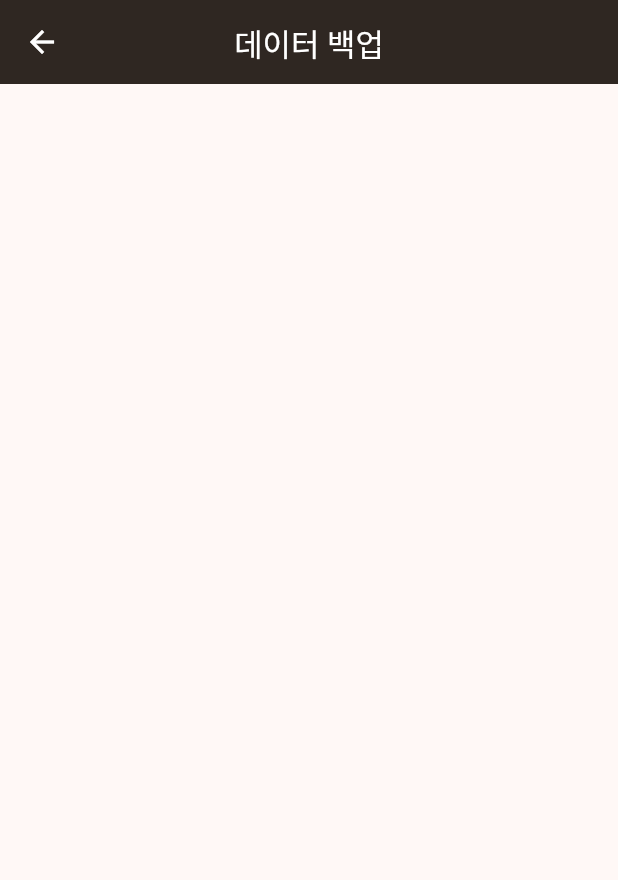
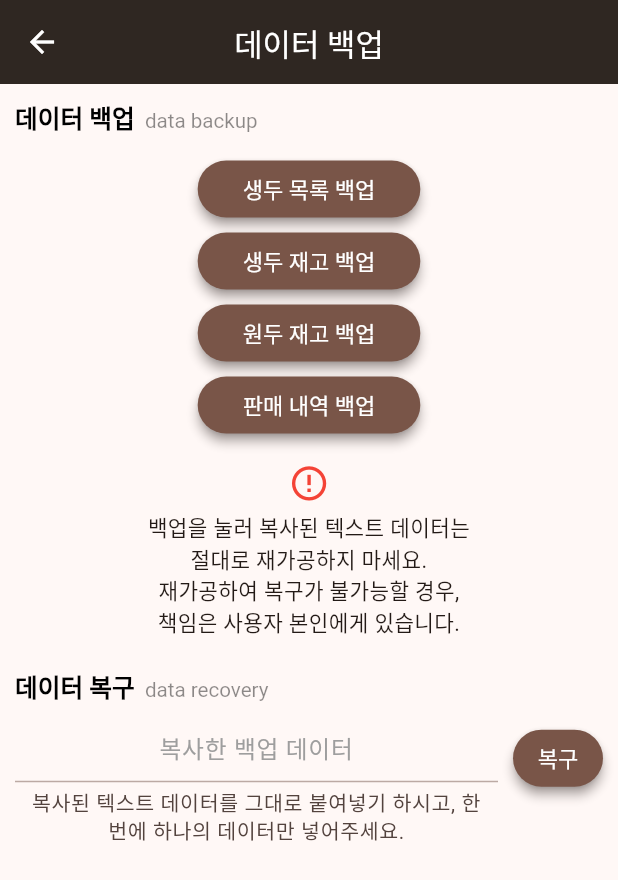
Before and after one commit to NamGideokk/bean_diary, a Flutter app: the DataBackupMain screen opened directly, on a phone screen of 412 x 824 dp. Shown: the top 880 px of the screen. Run offline on Flutter 3.47's test engine with Material 2 defaults, Android fonts, the phone set to English and light mode, and no system bars; our stand-ins replace get, package_info_plus, sqflite; accounts and stored records are empty.

Commit message:
경고 위젯 수정, 데이터 백업 스크린 추가

```diff
--- a/lib/screens/data_backup_main.dart
+++ b/lib/screens/data_backup_main.dart
@@ -1,4 +1,7 @@
+import 'package:bean_diary/widgets/header_title.dart';
+import 'package:bean_diary/widgets/usage_alert_widget.dart';
 import 'package:flutter/material.dart';
+import 'package:flutter/services.dart';
 
 class DataBackupMain extends StatefulWidget {
   const DataBackupMain({Key? key}) : super(key: key);
@@ -8,14 +11,127 @@ class DataBackupMain extends StatefulWidget {
 }
 
 class _DataBackupMainState extends State<DataBackupMain> {
+  void dataRecovery(String? value) {
+    print("복구");
+  }
+
   @override
   Widget build(BuildContext context) {
-    return Scaffold(
-      appBar: AppBar(
-        title: const Text("데이터 백업"),
-        centerTitle: true,
+    final height = MediaQuery.of(context).size.height;
+    return GestureDetector(
+      onTap: () => FocusScope.of(context).requestFocus(FocusNode()),
+      child: Scaffold(
+        appBar: AppBar(
+          title: const Text("데이터 백업"),
+          centerTitle: true,
+        ),
+        body: SingleChildScrollView(
+          padding: const EdgeInsets.all(10),
+          child: SafeArea(
+            child: Column(
+              crossAxisAlignment: CrossAxisAlignment.start,
+              children: [
+                const HeaderTitle(title: "데이터 백업", subTitle: "data backup"),
+                SizedBox(
+                  width: double.infinity,
+                  child: Padding(
+                    padding: const EdgeInsets.only(top: 10.0),
+                    child: Column(
+                      children: [
+                        _BackupButton(
+                          title: "생두 목록 백업",
+                          onPressed: () async {
+                            print("a");
+                            await Clipboard.setData(ClipboardData(text: "야야야"));
+                            print(Clipboard.hasStrings().then((value) => print("가져왔어요 ${value}를")));
+                          },
+                        ),
+                        const SizedBox(height: 10),
+                        _BackupButton(
+                          title: "생두 재고 백업",
+                          onPressed: () {
+                            print("b");
+                          },
+                        ),
+                        const SizedBox(height: 10),
+                        _BackupButton(
+                          title: "원두 재고 백업",
+                          onPressed: () {
+                            print("c");
+                          },
+                        ),
+                        const SizedBox(height: 10),
+                        _BackupButton(
+                          title: "판매 내역 백업",
+                          onPressed: () {
+                            print("d");
+                          },
+                        ),
+                      ],
+                    ),
+                  ),
+                ),
+                const Padding(
+                  padding: EdgeInsets.symmetric(vertical: 20),
+                  child: UsageAlertWidget(isWeightGuide: false),
+                ),
+                const HeaderTitle(title: "데이터 복구", subTitle: "data recovery"),
+                Row(
+                  crossAxisAlignment: CrossAxisAlignment.baseline,
+                  textBaseline: TextBaseline.ideographic,
+                  children: [
+                    Expanded(
+                      child: TextField(
+                        textAlign: TextAlign.center,
+                        textInputAction: TextInputAction.go,
+                        onSubmitted: dataRecovery,
+                        decoration: InputDecoration(
+                          hintText: "복사한 백업 데이터",
+                          helperText: "복사된 텍스트 데이터를 그대로 붙여넣기 하시고, 한 번에 하나의 데이터만 넣어주세요.",
+                          helperStyle: TextStyle(
+                            fontSize: height / 60,
+                          ),
+                          helperMaxLines: 3,
+                        ),
+                      ),
+                    ),
+                    const SizedBox(width: 10),
+                    ElevatedButton(
+                      onPressed: () => dataRecovery(""),
+                      child: Text(
+                        "복구",
+                      ),
+                    ),
+                  ],
+                ),
+              ],
+            ),
+          ),
+        ),
       ),
-      body: Container(),
     );
   }
 }
+
+class _BackupButton extends StatelessWidget {
+  final String title;
+  final Function() onPressed;
+  const _BackupButton({
+    Key? key,
+    required this.title,
+    required this.onPressed,
+  }) : super(key: key);
+
+  @override
+  Widget build(BuildContext context) {
+    return ElevatedButton(
+      style: ElevatedButton.styleFrom(
+        padding: const EdgeInsets.symmetric(horizontal: 30, vertical: 12),
+      ),
+      onPressed: onPressed,
+      child: Text(
+        title,
+      ),
+    );
+  }
+}
--- a/lib/screens/green_bean_warehousing_main.dart
+++ b/lib/screens/green_bean_warehousing_main.dart
@@ -10,7 +10,7 @@ import 'package:bean_diary/widgets/bean_select_dropdown_button.dart';
 import 'package:bean_diary/widgets/custom_date_picker.dart';
 import 'package:bean_diary/widgets/header_title.dart';
 import 'package:bean_diary/screens/regist_green_bean.dart';
-import 'package:bean_diary/widgets/weight_alert.dart';
+import 'package:bean_diary/widgets/usage_alert_widget.dart';
 import 'package:flutter/material.dart';
 import 'package:get/get.dart';
 
@@ -132,7 +132,7 @@ class _GreenBeanWarehousingMainState extends State<GreenBeanWarehousingMain> {
                           ],
                         ),
                         const SizedBox(height: 20),
-                        const WeightAlert(),
+                        const UsageAlertWidget(),
                       ],
                     ),
                     SizedBox(height: height / 9),
--- a/lib/screens/roasting_management_main.dart
+++ b/lib/screens/roasting_management_main.dart
@@ -10,7 +10,7 @@ import 'package:bean_diary/utility/utility.dart';
 import 'package:bean_diary/widgets/bean_select_dropdown_button.dart';
 import 'package:bean_diary/widgets/custom_date_picker.dart';
 import 'package:bean_diary/widgets/header_title.dart';
-import 'package:bean_diary/widgets/weight_alert.dart';
+import 'package:bean_diary/widgets/usage_alert_widget.dart';
 import 'package:flutter/material.dart';
 import 'package:get/get.dart';
 
@@ -257,7 +257,7 @@ class _RoastingManagementMainState extends State<RoastingManagementMain> {
                               ],
                             ),
                       const SizedBox(height: 20),
-                      const WeightAlert(),
+                      const UsageAlertWidget(),
                       const SizedBox(height: 20),
                       if (_warehousingGreenBeanCtrl.roastingType == 2)
                         Column(
--- a/lib/screens/sale_management_main.dart
+++ b/lib/screens/sale_management_main.dart
@@ -9,7 +9,7 @@ import 'package:bean_diary/utility/utility.dart';
 import 'package:bean_diary/widgets/bean_select_dropdown_button.dart';
 import 'package:bean_diary/widgets/custom_date_picker.dart';
 import 'package:bean_diary/widgets/header_title.dart';
-import 'package:bean_diary/widgets/weight_alert.dart';
+import 'package:bean_diary/widgets/usage_alert_widget.dart';
 import 'package:flutter/material.dart';
 import 'package:get/get.dart';
 
@@ -173,7 +173,7 @@ class _SaleManagementMainState extends State<SaleManagementMain> {
                       ],
                     ),
                     const SizedBox(height: 20),
-                    const WeightAlert(),
+                    const UsageAlertWidget(),
                     SizedBox(height: height / 9),
                   ],
                 ),
--- a/lib/widgets/weight_alert.dart
+++ b/lib/widgets/usage_alert_widget.dart
@@ -1,7 +1,11 @@
 import 'package:flutter/material.dart';
 
-class WeightAlert extends StatelessWidget {
-  const WeightAlert({Key? key}) : super(key: key);
+class UsageAlertWidget extends StatelessWidget {
+  final bool? isWeightGuide;
+  const UsageAlertWidget({
+    Key? key,
+    this.isWeightGuide = true,
+  }) : super(key: key);
 
   @override
   Widget build(BuildContext context) {
@@ -17,7 +21,9 @@ class WeightAlert extends StatelessWidget {
           ),
           const SizedBox(height: 5),
           Text(
-            "중량은 반드시 소수점 첫째 자리까지 입력해 주세요.\n예) 10kg > 10.0, 100.5kg > 100.5\n* 10g 이하 단위는 지원하지 않습니다.",
+            isWeightGuide == true
+                ? "중량은 반드시 소수점 첫째 자리까지 입력해 주세요.\n예) 10kg > 10.0, 100.5kg > 100.5\n* 10g 이하 단위는 지원하지 않습니다."
+                : "백업을 눌러 복사된 텍스트 데이터는\n절대로 재가공하지 마세요.\n재가공하여 복구가 불가능할 경우,\n책임은 사용자 본인에게 있습니다.",
             textAlign: TextAlign.center,
             style: TextStyle(
               fontSize: height / 58,
```
Also changed, not shown: 1 other file.
